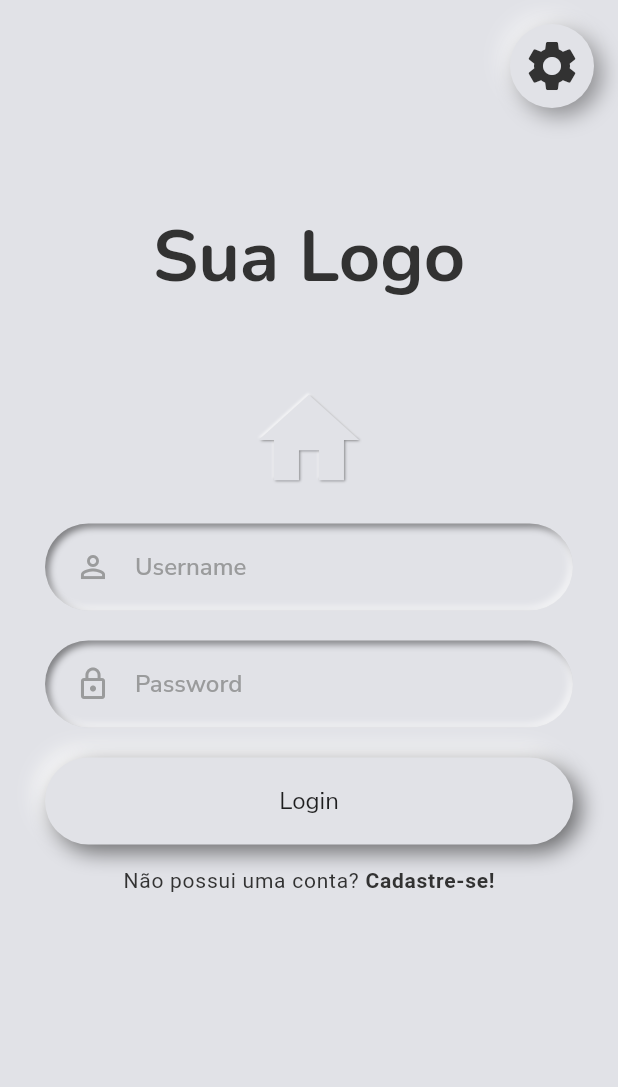
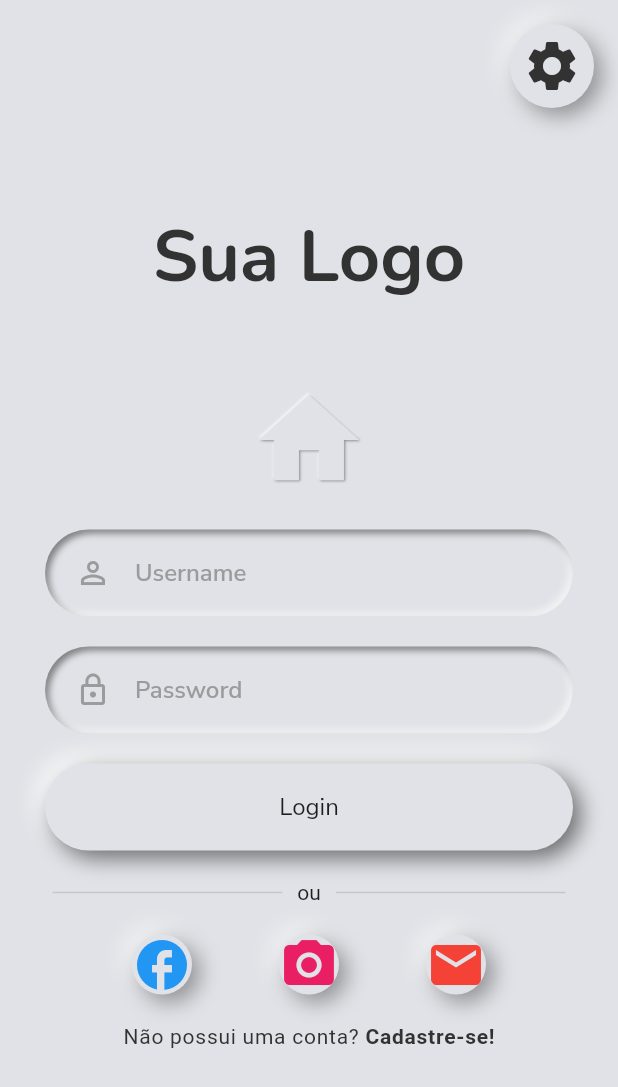
Before and after one commit to GustavoNeri02/animacoes_complexas, a Flutter app: the screen it shows after launch, on a phone screen of 412 x 824 dp. Shown: the top 1087 px of the screen. Run offline on Flutter 3.47's test engine with Material 2 defaults, Android fonts, the light colour scheme and no system bars; drawn by our look-alikes of flutter_neumorphic; our stand-ins replace google_fonts.

Commit message:
Criação botões de login via facebook, instagram ou google

```diff
--- a/lib/screens/login/login_screen.dart
+++ b/lib/screens/login/login_screen.dart
@@ -67,14 +67,61 @@ class _LoginScreenState extends State<LoginScreen>
               depth: 1.5,
             ),
           ),
-          const SizedBox(
-            height: 16,
+          const SizedBox(height: 20),
+          const FormContainer(),
+          const SizedBox(height: 20),
+          StaggerAnimation(controller: _animationController.view),
+          const SizedBox(height: 20),
+          Row(children: const [
+            Expanded(child: Divider(
+              indent: 5,
+              endIndent: 10,
+              thickness: 1,
+            )),
+            Text("ou"),
+            Expanded(child: Divider(
+              indent: 10,
+              endIndent: 5,
+              thickness: 1,
+            )),
+          ]),
+          const SizedBox(height: 20),
+          Row(
+            mainAxisAlignment: MainAxisAlignment.spaceEvenly,
+            children: [
+              NeumorphicRadio(
+                child: const Icon(
+                  Icons.facebook,
+                  color: Colors.blue,
+                  size: 40,
+                ),
+                style: const NeumorphicRadioStyle(
+                    shape: NeumorphicShape.flat,
+                    boxShape: NeumorphicBoxShape.circle()),
+              ),
+              NeumorphicRadio(
+                child: const Icon(
+                  Icons.camera_alt,
+                  color: Colors.pink,
+                  size: 40,
+                ),
+                style: const NeumorphicRadioStyle(
+                    shape: NeumorphicShape.flat,
+                    boxShape: NeumorphicBoxShape.circle()),
+              ),
+              NeumorphicRadio(
+                child: const Icon(
+                  Icons.email,
+                  color: Colors.red,
+                  size: 40,
+                ),
+                style: const NeumorphicRadioStyle(
+                    shape: NeumorphicShape.flat,
+                    boxShape: NeumorphicBoxShape.circle()),
+              ),
+            ],
           ),
-          const FormContainer(),
-          StaggerAnimation(controller: _animationController.view),
-          const SizedBox(
-            height: 16,
-          ),
+          const SizedBox(height: 20),
           const SignUpButton(),
         ],
       ),
--- a/lib/screens/login/widgets/form_container.dart
+++ b/lib/screens/login/widgets/form_container.dart
@@ -12,6 +12,7 @@ class FormContainer extends StatelessWidget {
         children: const [
           InputField(
               hint: "Username", obscure: false, icon: Icons.person_outline),
+          SizedBox(height: 20,),
           InputField(hint: "Password", obscure: true, icon: Icons.lock_outline),
         ],
       ),
--- a/lib/screens/login/widgets/input_field.dart
+++ b/lib/screens/login/widgets/input_field.dart
@@ -14,7 +14,6 @@ class InputField extends StatelessWidget {
   @override
   Widget build(BuildContext context) {
     return Neumorphic(
-      margin: const EdgeInsets.only(bottom: 20),
       padding: const EdgeInsets.symmetric(vertical: 5, horizontal: 20),
       style: NeumorphicStyle(
           depth: -5,
```
